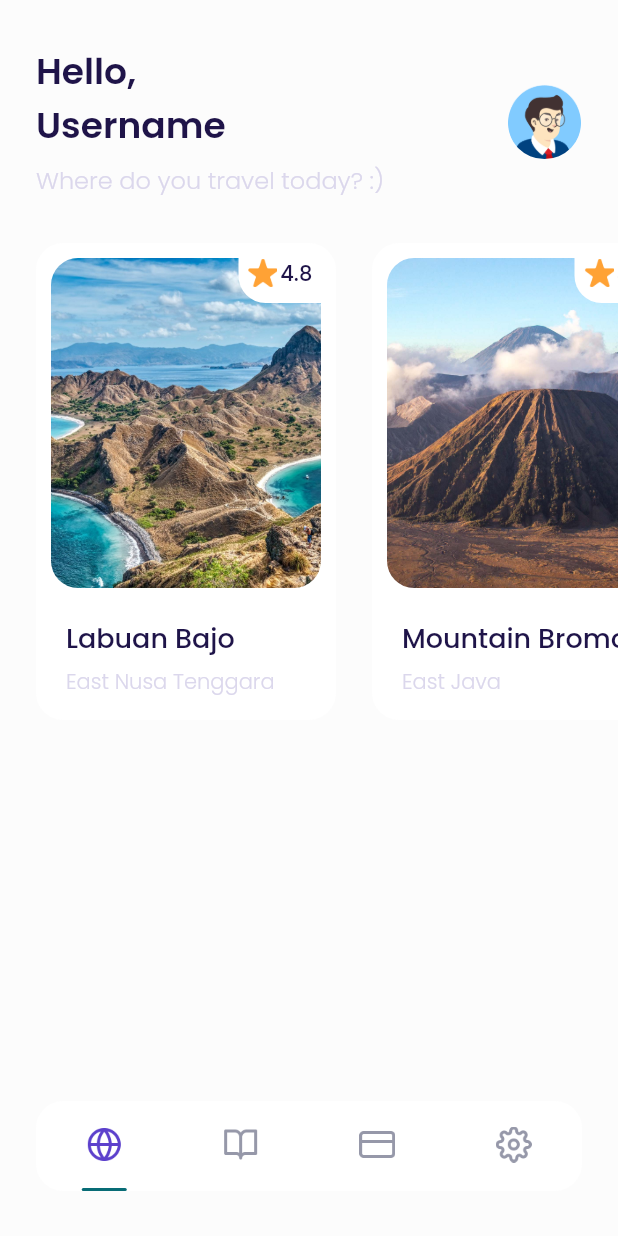
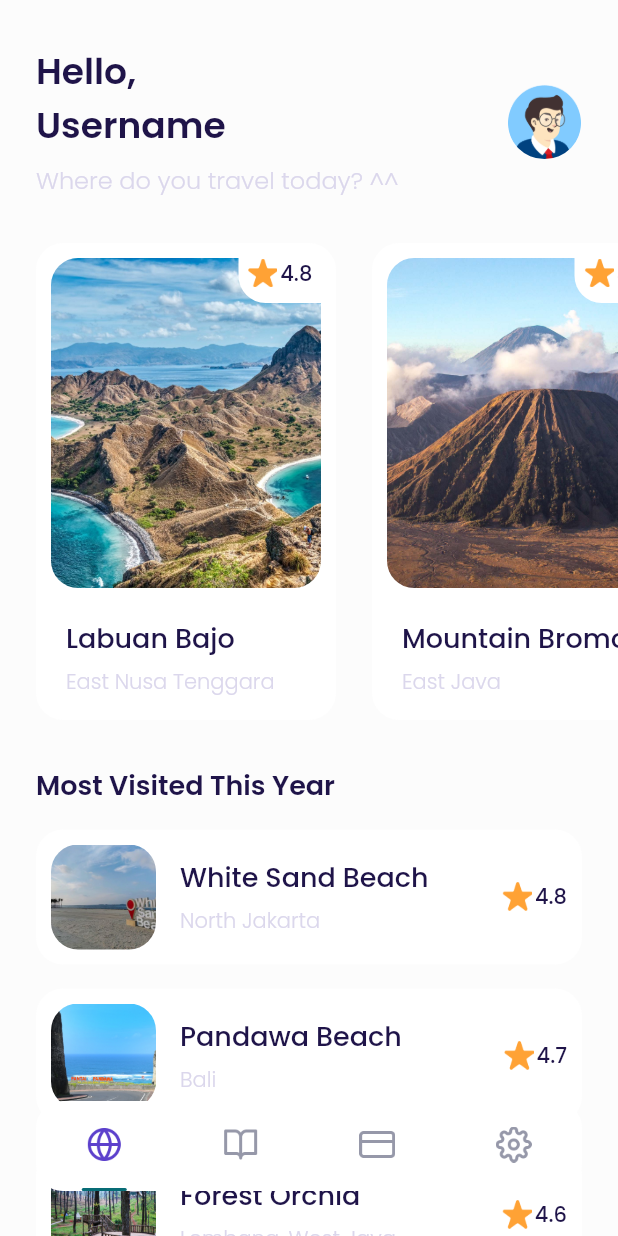
Before and after one commit to Fariqofficial/TravelHolic, a Flutter app: the MainPage screen opened by its route, on a phone screen of 412 x 824 dp. Run offline on Flutter 3.47's test engine with Material 2 defaults, Android fonts, the phone set to English and light mode, and no system bars; our stand-ins replace google_fonts.

Commit message:
Update finished homepage layout

```diff
--- a/lib/ui/pages/amount_pages.dart
+++ b/lib/ui/pages/amount_pages.dart
@@ -106,7 +106,7 @@ class AmountPages extends StatelessWidget {
       return Container(
         margin: EdgeInsets.only(top: 30),
         child: Text(
-          'Your account has been created,\ntop up your balance and\nstart explore the world',
+          'Your account has been created,\nstart travel now and get\nspecial offers from us',
           style: textGrey.copyWith(
             fontSize: 16,
             fontWeight: light,
--- a/lib/ui/pages/home_page.dart
+++ b/lib/ui/pages/home_page.dart
@@ -1,4 +1,5 @@
 import 'package:flutter/material.dart';
+import 'package:travelholic/ui/widgets/destination_tile.dart';
 import 'package:travelholic/ui/widgets/item_destination.dart';
 import '../../shared/theme.dart';
 
@@ -33,7 +34,7 @@ class HomePage extends StatelessWidget {
                     height: 6,
                   ),
                   Text(
-                    'Where do you travel today? :)',
+                    'Where do you travel today? ^^',
                     style: textGrey.copyWith(
                       fontSize: 16,
                       fontWeight: light,
@@ -91,8 +92,67 @@ class HomePage extends StatelessWidget {
                 imageUrl: 'assets/borobudur.jpeg',
                 rating: 4.6,
               ),
+              DestinationItem(
+                title: 'White Crater',
+                city: 'Central Java',
+                imageUrl: 'assets/kawah_putih.jpg',
+                rating: 4.6,
+              ),
             ],
           ),
+        ),
+      );
+    }
+
+    Widget newDestination() {
+      return Container(
+        margin: EdgeInsets.only(
+          top: 30,
+          right: defaultMargin,
+          left: defaultMargin,
+          bottom: 100,
+        ),
+        child: Column(
+          crossAxisAlignment: CrossAxisAlignment.start,
+          children: [
+            Text(
+              'Most Visited This Year',
+              style: textBlack.copyWith(
+                fontSize: 18,
+                fontWeight: semiBold,
+              ),
+            ),
+            DestinationTile(
+              name: 'White Sand Beach',
+              city: 'North Jakarta',
+              imageUrl: 'assets/white_sand.jpg',
+              rating: 4.8,
+            ),
+            DestinationTile(
+              name: 'Pandawa Beach',
+              city: 'Bali',
+              imageUrl: 'assets/pandawa.jpg',
+              rating: 4.7,
+            ),
+            DestinationTile(
+              name: 'Forest Orchid',
+              city: 'Lembang, West Java',
+              imageUrl: 'assets/forest_orchid.jpg',
+              rating: 4.6,
+            ),
+            DestinationTile(
+              name: 'Bogor Botanical Garden',
+              city: 'Bogor, West Java',
+              imageUrl: 'assets/kebun_raya_bogor.jpg',
+              rating: 4.6,
+            ),
+            DestinationTile(
+              name: 'Malioboro',
+              city: 'Yogyakarta',
+              imageUrl: 'assets/malioboro.jpg',
+              rating: 4.5,
+            ),
+          ],
         ),
       );
     }
@@ -101,6 +161,7 @@ class HomePage extends StatelessWidget {
       children: [
         header(),
         popularDestination(),
+        newDestination(),
       ],
     );
   }
--- /dev/null
+++ b/lib/ui/widgets/destination_tile.dart
@@ -0,0 +1,96 @@
+// ignore_for_file: prefer_const_constructors
+
+import 'package:flutter/material.dart';
+import '../../shared/theme.dart';
+
+class DestinationTile extends StatelessWidget {
+  final String name;
+  final String city;
+  final String imageUrl;
+  final double rating;
+
+  const DestinationTile({
+    Key? key,
+    required this.name,
+    required this.city,
+    required this.imageUrl,
+    this.rating = 0.0,
+  }) : super(key: key);
+
+  @override
+  Widget build(BuildContext context) {
+    return Container(
+      margin: EdgeInsets.only(top: 16),
+      padding: EdgeInsets.all(10),
+      decoration: BoxDecoration(
+        color: whiteColor,
+        borderRadius: BorderRadius.circular(18),
+      ),
+      child: Row(
+        children: [
+          Container(
+            height: 70,
+            width: 70,
+            margin: EdgeInsets.only(right: 16),
+            decoration: BoxDecoration(
+              borderRadius: BorderRadius.circular(18),
+              image: DecorationImage(
+                fit: BoxFit.cover,
+                image: AssetImage(
+                  imageUrl,
+                ),
+              ),
+            ),
+          ),
+          Expanded(
+            child: Column(
+              crossAxisAlignment: CrossAxisAlignment.start,
+              children: [
+                Text(
+                  name,
+                  style: textBlack.copyWith(
+                    fontSize: 18,
+                    fontWeight: medium,
+                  ),
+                ),
+                SizedBox(
+                  height: 5,
+                ),
+                Text(
+                  city,
+                  style: textGrey.copyWith(
+                    fontWeight: light,
+                  ),
+                ),
+              ],
+            ),
+          ),
+          Row(
+            mainAxisAlignment: MainAxisAlignment.center,
+            crossAxisAlignment: CrossAxisAlignment.start,
+            children: [
+              Container(
+                height: 20,
+                width: 20,
+                margin: EdgeInsets.only(right: 2),
+                decoration: BoxDecoration(
+                  image: DecorationImage(
+                    image: AssetImage(
+                      'assets/image_star.png',
+                    ),
+                  ),
+                ),
+              ),
+              Text(
+                rating.toString(),
+                style: textBlack.copyWith(
+                  fontWeight: medium,
+                ),
+              ),
+            ],
+          ),
+        ],
+      ),
+    );
+  }
+}
```
Also changed, not shown: pubspec.yaml (+7 -0 lines), assets/forest_orchid.jpg (added), assets/kawah_putih.jpg (added), assets/kebun_raya_bogor.jpg (added), assets/malioboro.jpg (added), assets/pandawa.jpg (added), assets/pantai_indah_kapuk.jpg (added), assets/white_sand.jpg (added).
